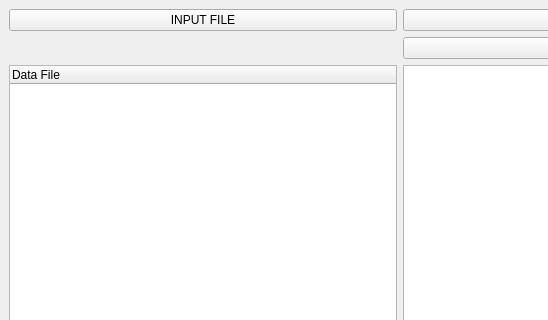
This is ReadTree.ui in jaketear/plotgui as Qt 5 draws it before an edit; both pictures show x 0 to 548 and y 0 to 320 of the 800 by 600 pixel window. The edited form follows.
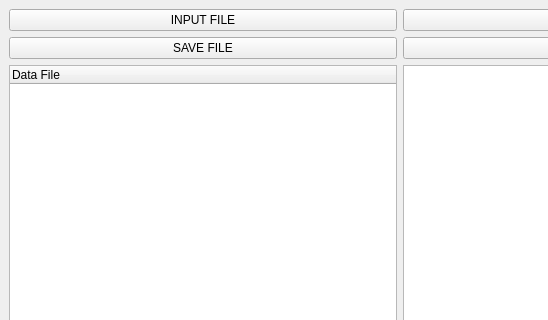
This is the edited form.

Patch:
```diff
--- a/ReadTree.ui
+++ b/ReadTree.ui
@@ -51,6 +51,13 @@
       </property>
      </widget>
     </item>
+    <item row="2" column="0">
+     <widget class="QPushButton" name="pushButton_4">
+      <property name="text">
+       <string>SAVE FILE</string>
+      </property>
+     </widget>
+    </item>
    </layout>
   </widget>
   <widget class="QMenuBar" name="menubar">
```
Left out of the diff: 17 changed lines with no effect on the pictures.
